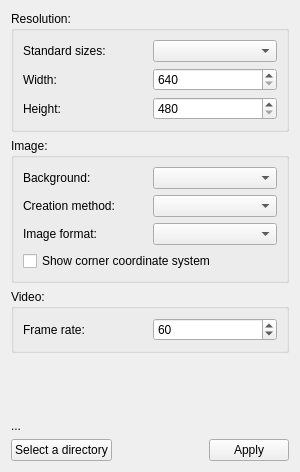
Qt form utils/addFC_Explode_es.ui (GS90/addFC) before a commit.
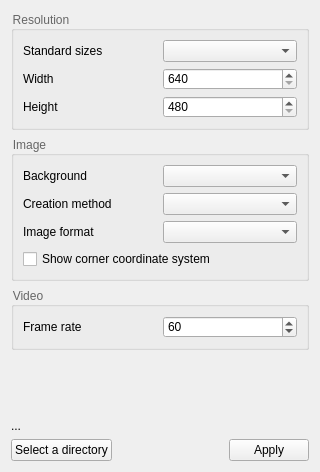
The same form after that commit.

```diff
--- a/utils/addFC_Explode_es.ui
+++ b/utils/addFC_Explode_es.ui
@@ -7,7 +7,7 @@
    <rect>
     <x>0</x>
     <y>0</y>
-    <width>300</width>
+    <width>320</width>
     <height>472</height>
    </rect>
   </property>
@@ -23,8 +23,11 @@
   <layout class="QVBoxLayout" name="verticalLayout">
    <item>
     <widget class="QGroupBox" name="resolution">
+     <property name="styleSheet">
+      <string notr="true">QGroupBox:title {color: #666}</string>
+     </property>
      <property name="title">
-      <string>Resolution:</string>
+      <string>Resolution</string>
      </property>
      <layout class="QVBoxLayout" name="verticalLayout_2">
       <item>
@@ -32,21 +35,21 @@
         <item row="1" column="0">
          <widget class="QLabel" name="labelWidth">
           <property name="text">
-           <string>Width:</string>
+           <string>Width</string>
           </property>
          </widget>
         </item>
         <item row="0" column="0">
          <widget class="QLabel" name="labelSize">
           <property name="text">
-           <string>Standard sizes:</string>
+           <string>Standard sizes</string>
           </property>
          </widget>
         </item>
         <item row="2" column="0">
          <widget class="QLabel" name="labelHeight">
           <property name="text">
-           <string>Height:</string>
+           <string>Height</string>
           </property>
          </widget>
         </item>
@@ -80,8 +83,11 @@
    </item>
    <item>
     <widget class="QGroupBox" name="image">
+     <property name="styleSheet">
+      <string notr="true">QGroupBox:title {color: #666}</string>
+     </property>
      <property name="title">
-      <string>Image:</string>
+      <string>Image</string>
      </property>
      <layout class="QVBoxLayout" name="verticalLayout_3">
       <item>
@@ -95,21 +101,21 @@
         <item row="1" column="0">
          <widget class="QLabel" name="labelMethod">
           <property name="text">
-           <string>Creation method:</string>
+           <string>Creation method</string>
           </property>
          </widget>
         </item>
         <item row="2" column="0">
          <widget class="QLabel" name="labelImageFormat">
           <property name="text">
-           <string>Image format:</string>
+           <string>Image format</string>
           </property>
          </widget>
         </item>
         <item row="0" column="0">
          <widget class="QLabel" name="labelBackground">
           <property name="text">
-           <string>Background:</string>
+           <string>Background</string>
           </property>
          </widget>
         </item>
@@ -130,8 +136,11 @@
    </item>
    <item>
     <widget class="QGroupBox" name="video">
+     <property name="styleSheet">
+      <string notr="true">QGroupBox:title {color: #666}</string>
+     </property>
      <property name="title">
-      <string>Video:</string>
+      <string>Video</string>
      </property>
      <layout class="QVBoxLayout" name="verticalLayout_4">
       <item>
@@ -139,7 +148,7 @@
         <item row="0" column="0">
          <widget class="QLabel" name="labelFramerate">
           <property name="text">
-           <string>Frame rate:</string>
+           <string>Frame rate</string>
           </property>
          </widget>
         </item>
```
